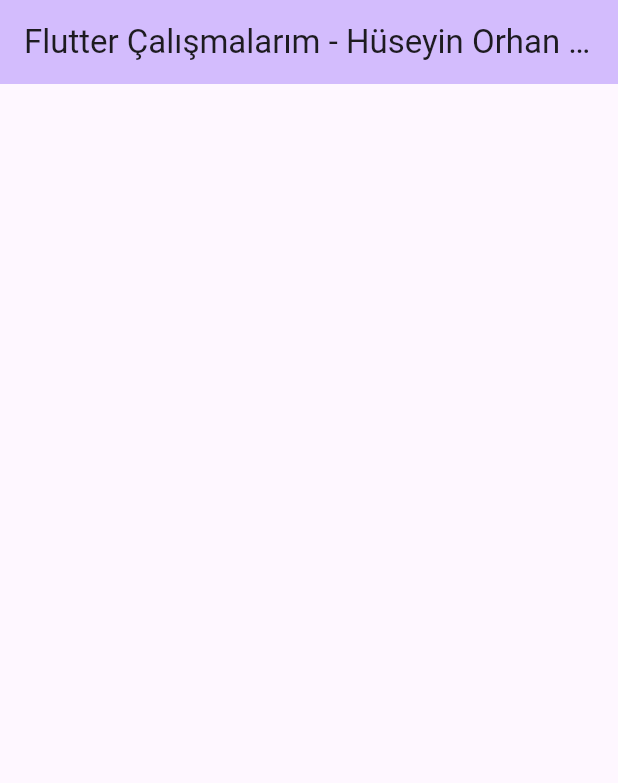
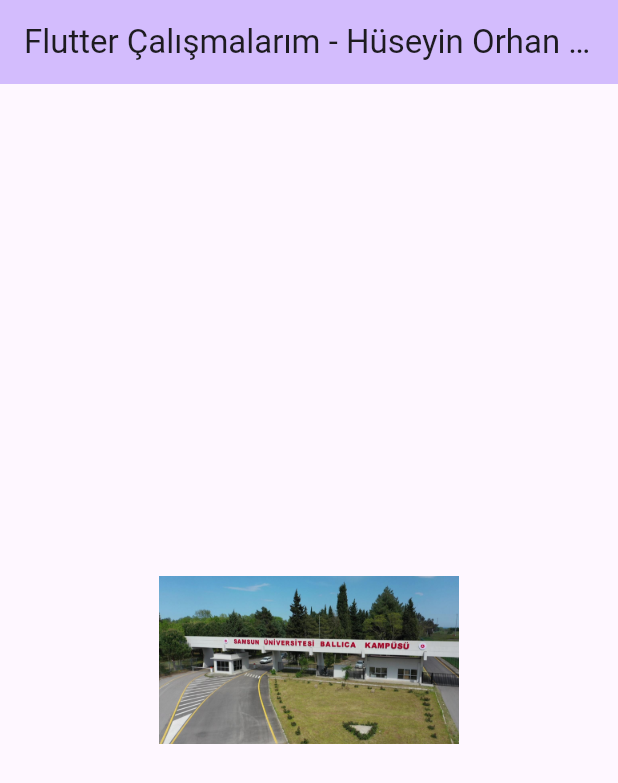
Before and after one commit to orhankrty/flutterCalismalarim, a Flutter app: the screen it shows after launch, on a phone screen of 412 x 824 dp. Shown: the top 783 px of the screen. Run offline on Flutter 3.47's test engine with Material 3 defaults, Android fonts, the phone set to English and light mode, and no system bars.

Commit message:
body'de Center kullanımı ile Image.asset widget çalışması kodlandı

```diff
--- a/flutter_calismalarim/lib/main.dart
+++ b/flutter_calismalarim/lib/main.dart
@@ -46,7 +46,12 @@ class _MyHomePageState extends State<MyHomePage> {
         backgroundColor: Theme.of(context).colorScheme.inversePrimary,
         title: Text(widget.title),
       ),
-
+      body: Center(
+        child: Image.asset(
+          "assets/images/ballica.jpg",
+          width: 200,
+        ),
+      ),
 
 
       // body: Flexible(
```
